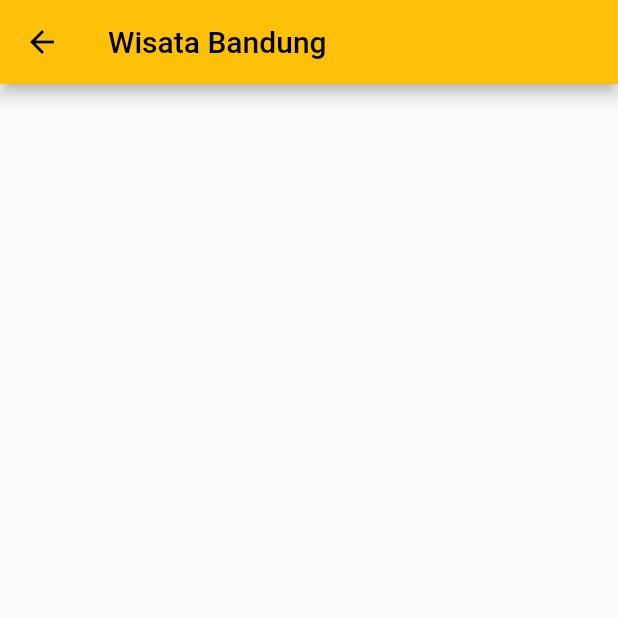
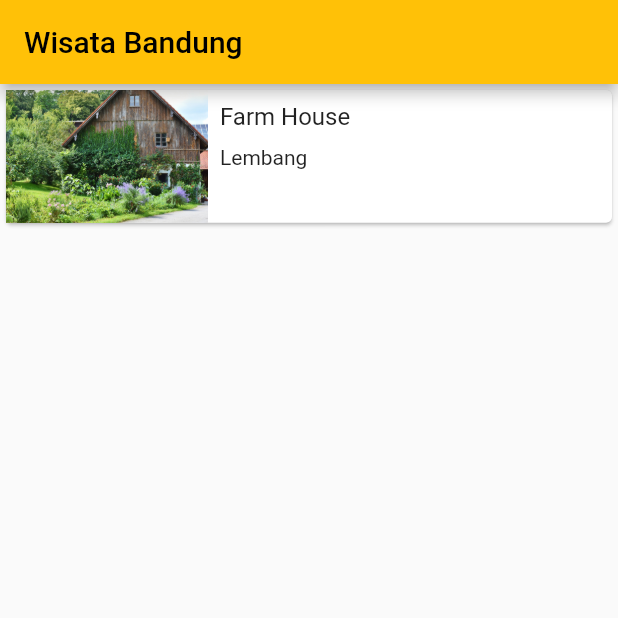
Before and after one commit to akhdanpangestuajiwidodo/daftar-wisata, a Flutter app: the MainScreen screen opened directly, on a phone screen of 412 x 824 dp, the top half of it. Run offline on Flutter 3.47's test engine with Material 2 defaults, Android fonts, the phone set to English and light mode, and no system bars.

```diff
--- a/lib/main.dart
+++ b/lib/main.dart
@@ -18,7 +18,7 @@ class MyApp extends StatelessWidget {
       theme: ThemeData(
         primarySwatch: Colors.amber
       ),
-      home: DetailScreen(),
+      home: MainScreen(),
     );
   }
 }
--- a/lib/main_screen.dart
+++ b/lib/main_screen.dart
@@ -1,15 +1,49 @@
+import 'package:daftar_wisata/detail_screen.dart';
 import 'package:flutter/material.dart';
 
-class MainScreen extends StatelessWidget{
+class MainScreen extends StatelessWidget {
   @override
   Widget build(BuildContext context) {
     return Scaffold(
       appBar: AppBar(
         title: const Text('Wisata Bandung'),
       ),
-      body: Card(
-        child: Row(
-
+      body: InkWell(
+        onTap: (){
+          Navigator.push(context, MaterialPageRoute(builder: (context){
+            return DetailScreen();
+          }));
+        },
+        child: Card(
+          child: Row(
+            crossAxisAlignment: CrossAxisAlignment.start,
+            children: [
+              Expanded(
+                flex: 1,
+                child: Image.asset("images/farm-house.jpg"),
+              ),
+              Expanded(
+                flex: 2,
+                child: Padding(
+                  padding: const EdgeInsets.all(8.0),
+                  child: Column(
+                    crossAxisAlignment: CrossAxisAlignment.stretch,
+                    mainAxisSize: MainAxisSize.min,
+                    children: [
+                      Text(
+                        "Farm House",
+                        style: TextStyle(fontSize: 16.0),
+                      ),
+                      SizedBox(
+                        height: 10.0,
+                      ),
+                      Text("Lembang"),
+                    ],
+                  ),
+                ),
+              ),
+            ],
+          ),
         ),
       ),
     );
```
